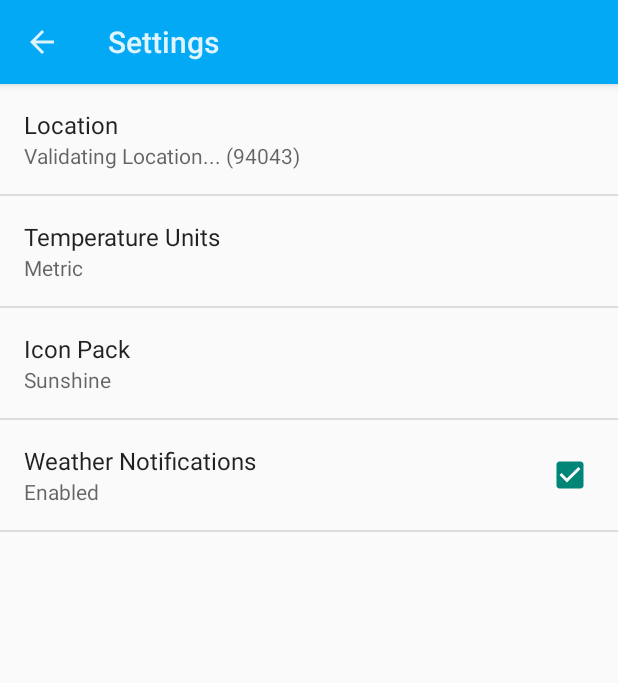
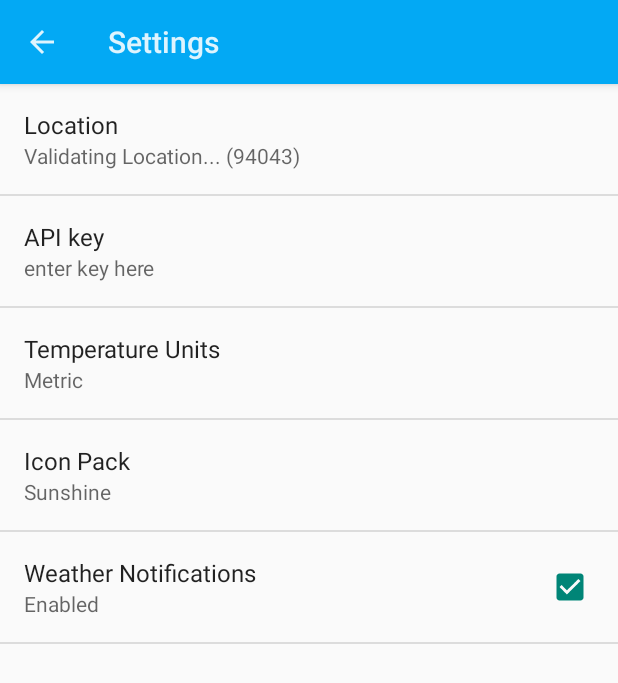
Before and after one commit to askazoobee/Project-Sunshine, an Android app: the screen it shows after launch (SettingsActivity), in the options menu, after a tap on "Settings", on a phone screen of 412 x 824 dp. Shown: the top 683 px of the screen. Run offline under Robolectric (Android 15) with nearby library versions, the phone set to English and light mode, and no system bars; pictures from the network do not load; 2 statements that could not run were skipped.

```diff
--- a/app/src/main/java/com/example/android/sunshine/app/SettingsActivity.java
+++ b/app/src/main/java/com/example/android/sunshine/app/SettingsActivity.java
@@ -50,6 +50,7 @@ public class SettingsActivity extends PreferenceActivity
         bindPreferenceSummaryToValue(findPreference(getString(R.string.pref_location_key)));
         bindPreferenceSummaryToValue(findPreference(getString(R.string.pref_units_key)));
         bindPreferenceSummaryToValue(findPreference(getString(R.string.pref_art_pack_key)));
+        bindPreferenceSummaryToValue(findPreference(getString(R.string.pref_api_key)));
     }
 
     // Registers a shared preference change listener that gets notified when preferences change
@@ -136,7 +137,9 @@ public class SettingsActivity extends PreferenceActivity
             // first clear locationStatus
             Utility.resetLocationStatus(this);
             SunshineSyncAdapter.syncImmediately(this);
-        } else if ( key.equals(getString(R.string.pref_units_key)) ) {
+        }else if(key.equals(getString(R.string.pref_api_key))){
+            SunshineSyncAdapter.syncImmediately(this);
+        }else if ( key.equals(getString(R.string.pref_units_key)) ) {
             // units have changed. update lists of weather entries accordingly
             getContentResolver().notifyChange(WeatherContract.WeatherEntry.CONTENT_URI, null);
         } else if ( key.equals(getString(R.string.pref_location_status_key)) ) {
--- a/app/src/main/java/com/example/android/sunshine/app/sync/SunshineSyncAdapter.java
+++ b/app/src/main/java/com/example/android/sunshine/app/sync/SunshineSyncAdapter.java
@@ -113,20 +113,24 @@ public class SunshineSyncAdapter extends AbstractThreadedSyncAdapter {
             // http://openweathermap.org/API#forecast
             final String FORECAST_BASE_URL =
                     "http://api.openweathermap.org/data/2.5/forecast/daily?";
-            final String QUERY_PARAM = "q";
+            final String QUERY_PARAM = "zip";
+            final String COUNTRY_PARAM = "country";
             final String FORMAT_PARAM = "mode";
             final String UNITS_PARAM = "units";
             final String DAYS_PARAM = "cnt";
+            final String API_PARAM = "APPID";
 
             Uri builtUri = Uri.parse(FORECAST_BASE_URL).buildUpon()
                     .appendQueryParameter(QUERY_PARAM, locationQuery)
+                    .appendQueryParameter(COUNTRY_PARAM,"US")
                     .appendQueryParameter(FORMAT_PARAM, format)
                     .appendQueryParameter(UNITS_PARAM, units)
                     .appendQueryParameter(DAYS_PARAM, Integer.toString(numDays))
+                    .appendQueryParameter(API_PARAM,Utility.getPreferredAPI(getContext()))
                     .build();
 
             URL url = new URL(builtUri.toString());
-
+            Log.d(LOG_TAG, "url built " + url +" created");
             // Create the request to OpenWeatherMap, and open the connection
             urlConnection = (HttpURLConnection) url.openConnection();
             urlConnection.setRequestMethod("GET");
--- a/app/src/main/res/values/strings.xml
+++ b/app/src/main/res/values/strings.xml
@@ -61,6 +61,13 @@
     <string name="pref_enable_notifications_default" translatable="false">true</string>
 
     <!-- Strings for formatting weather-related data -->
+
+    <!-- Label for the api preference [CHAR LIMIT=30] -->
+    <string name="pref_api_label">API key</string>
+    <!-- Key name for storing api in SharedPreferences [CHAR LIMIT=NONE] -->
+    <string name="pref_api_key">api_key</string>
+    <!-- enter your api key here-->
+    <string name="pref_api_key_default" translatable="false">enter key here</string>
 
     <!-- Label for the temperature units preference [CHAR LIMIT=30] -->
     <string name="pref_units_label">Temperature Units</string>
@@ -222,4 +229,5 @@
     <!-- For Shared Element Transitions -->
     <string name="detail_icon_transition_name" translatable="false">TN_DetailIcon</string>
 
+
 </resources>
--- a/app/src/main/res/xml/pref_general.xml
+++ b/app/src/main/res/xml/pref_general.xml
@@ -28,6 +28,14 @@
         android:singleLine="true"
         custom:minLength="3"/>
 
+    <com.example.android.sunshine.app.LocationEditTextPreference
+        android:title="@string/pref_api_label"
+        android:key="@string/pref_api_key"
+        android:defaultValue="@string/pref_api_key_default"
+        android:inputType="text"
+        android:singleLine="true"
+        custom:minLength="3"/>
+
     <ListPreference
         android:title="@string/pref_units_label"
         android:key="@string/pref_units_key"
--- a/build.gradle
+++ b/build.gradle
@@ -5,7 +5,7 @@ buildscript {
         jcenter()
     }
     dependencies {
-        classpath 'com.android.tools.build:gradle:1.0.0'
+        classpath 'com.android.tools.build:gradle:1.3.0'
 
         // NOTE: Do not place your application dependencies here; they belong
         // in the individual module build.gradle files
```
Also changed, not shown: app/src/main/java/com/example/android/sunshine/app/Utility.java (+11 -0 lines), 4 other files.
